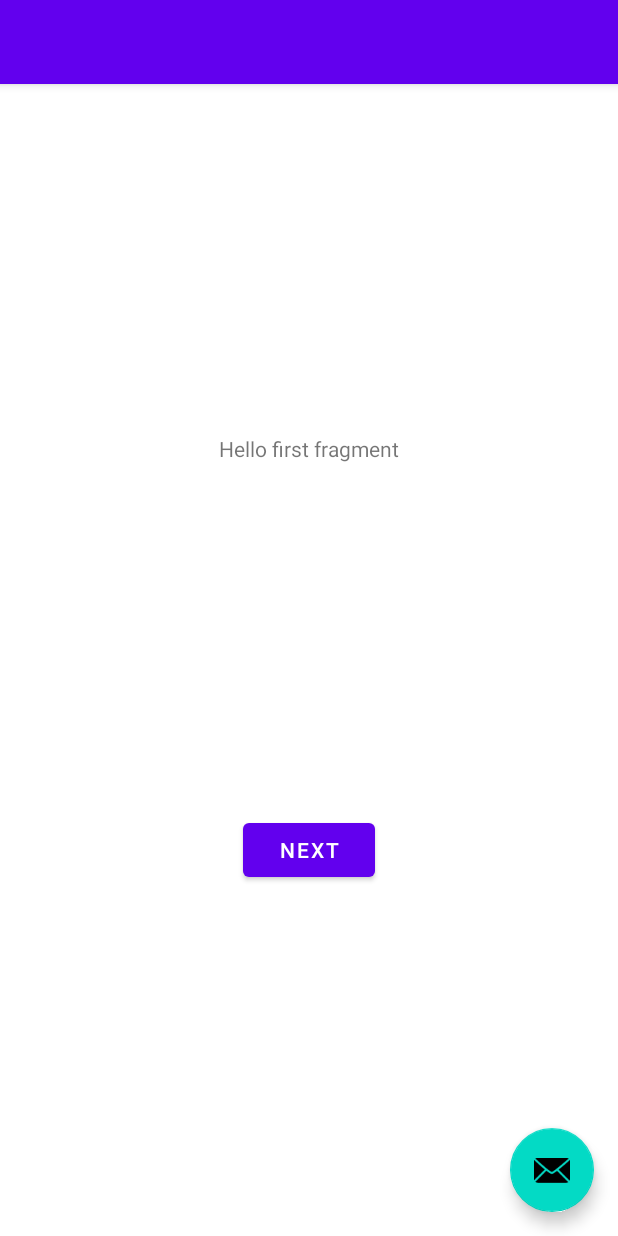
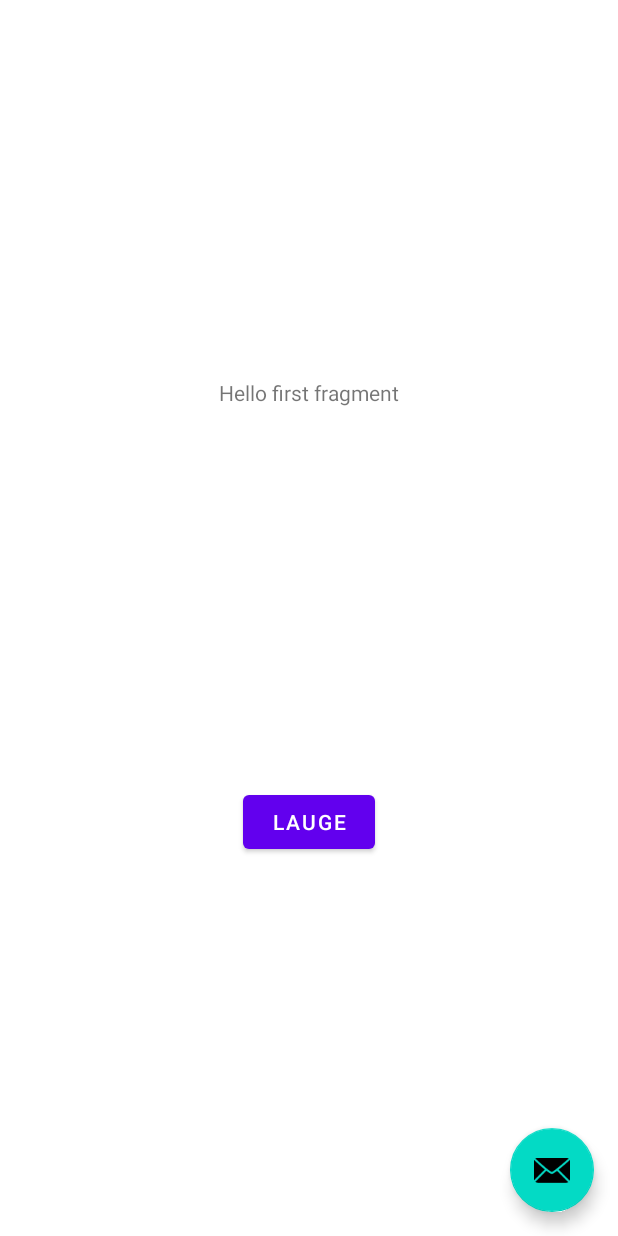
Before and after one commit to NicolaiDybro/BarAPP, an Android app: the screen it shows after launch (MainActivity), on a phone screen of 412 x 824 dp. Run offline under Robolectric (Android 15) with nearby library versions, the phone set to English and light mode, and no system bars; our stand-ins replace navigation-ui.

Commit message:
Ændret besked Lauge

```diff
--- a/app/src/main/java/user/nicolai/barapp/MainActivity.java
+++ b/app/src/main/java/user/nicolai/barapp/MainActivity.java
@@ -15,13 +15,11 @@ import android.view.MenuItem;
 
 public class MainActivity extends AppCompatActivity {
     private AppBarConfiguration appBarConfiguration;
-    private ActivityMainBinding binding;
 
     /* access modifiers changed from: protected */
     public void onCreate(Bundle savedInstanceState) {
         super.onCreate(savedInstanceState);
         ActivityMainBinding inflate = ActivityMainBinding.inflate(getLayoutInflater());
-        this.binding = inflate;
         setContentView((View) inflate.getRoot());
         this.appBarConfiguration = new AppBarConfiguration.Builder(Navigation.findNavController(this, R.id.nav_host_fragment_content_main).getGraph()).build();
     }
--- a/app/src/main/res/layout/activity_main.xml
+++ b/app/src/main/res/layout/activity_main.xml
@@ -10,16 +10,7 @@
     <com.google.android.material.appbar.AppBarLayout
         android:layout_height="wrap_content"
         android:layout_width="match_parent"
-        android:theme="@style/Theme.BarAPP.AppBarOverlay">
-
-        <androidx.appcompat.widget.Toolbar
-            android:id="@+id/toolbar"
-            android:layout_width = "match_parent"
-            android:background="?attr/colorPrimary"
-              app:popupTheme="@style/Theme.BarAPP.PopupOverlay"
-            android:layout_height = "?attr/actionBarSize" />
-
-  </com.google.android.material.appbar.AppBarLayout>
+        android:theme="@style/Theme.BarAPP.AppBarOverlay"/>
 
   <include layout="@layout/content_main"/>
 
--- a/app/src/main/res/layout/fragment_first.xml
+++ b/app/src/main/res/layout/fragment_first.xml
@@ -12,11 +12,10 @@
         android:layout_width="wrap_content"
         android:layout_height="wrap_content"
         android:text="@string/hello_first_fragment"
-        app:layout_constraintTop_toTopOf="parent"
+        app:layout_constraintBottom_toTopOf="@id/button_first"
+        app:layout_constraintEnd_toEndOf="parent"
         app:layout_constraintStart_toStartOf="parent"
-        app:layout_constraintEnd_toEndOf="parent"
-        app:layout_constraintBottom_toTopOf="@id/button_first"
-        />
+        app:layout_constraintTop_toTopOf="parent" />
 
     <Button
         android:id="@+id/button_first"
--- a/app/src/main/res/values/strings.xml
+++ b/app/src/main/res/values/strings.xml
@@ -4,7 +4,7 @@
     <!-- Strings used for fragments for navigation -->
     <string name="first_fragment_label">First Fragment</string>
     <string name="second_fragment_label">Second Fragment</string>
-    <string name="next">Next</string>
+    <string name="next">LAUGE</string>
     <string name="previous">Previous</string>
 
     <string name="hello_first_fragment">Hello first fragment</string>
```
